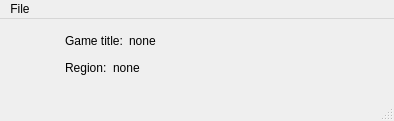
dev-0x7C6/wii-region-check, file forms/mainwindow.ui: the form before one commit.
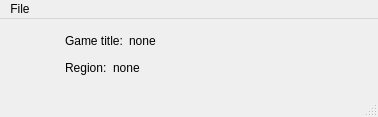
The form after the commit. Icons and pictures are not drawn.

Diff of the .ui file:
```diff
--- a/forms/mainwindow.ui
+++ b/forms/mainwindow.ui
@@ -6,8 +6,8 @@
    <rect>
     <x>0</x>
     <y>0</y>
-    <width>394</width>
-    <height>121</height>
+    <width>378</width>
+    <height>117</height>
    </rect>
   </property>
   <property name="windowTitle">
@@ -120,8 +120,8 @@
     <rect>
      <x>0</x>
      <y>0</y>
-     <width>394</width>
-     <height>26</height>
+     <width>378</width>
+     <height>24</height>
     </rect>
    </property>
    <widget class="QMenu" name="menuFile">
```
Left out of the diff: 8 changed lines with no effect on the pictures.
